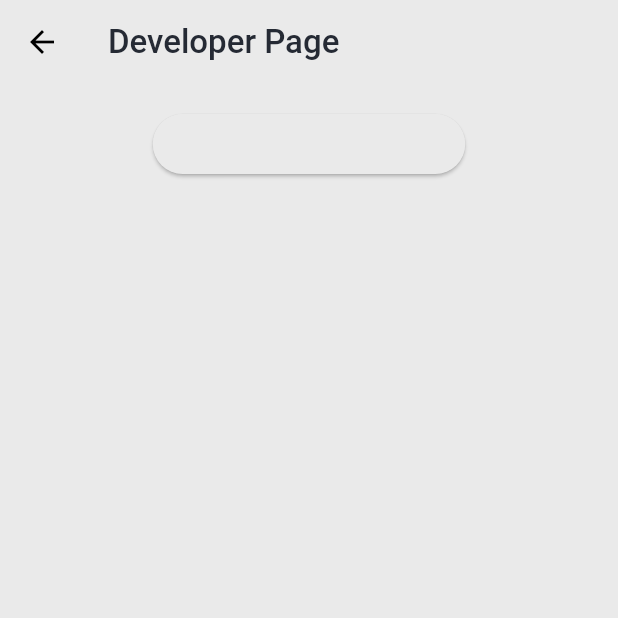
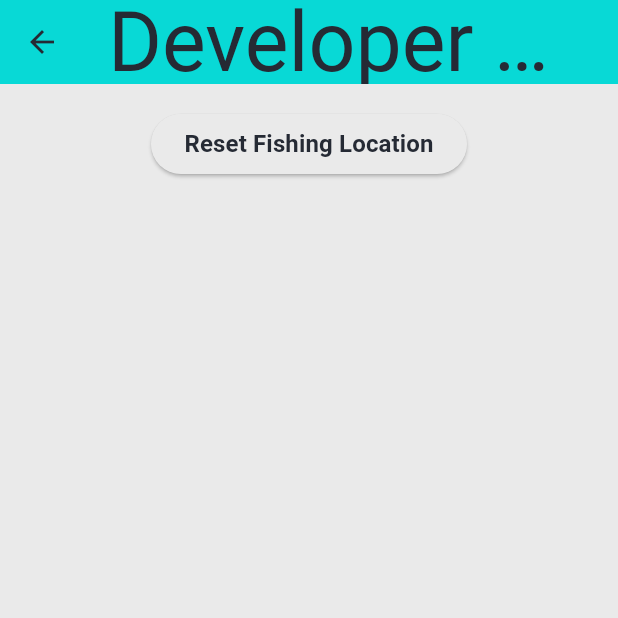
Before and after one commit to IU-Capstone-Project-2025/FishMasters, a Flutter app: the DeveloperPage screen opened by its route, on a phone screen of 412 x 824 dp, the top half of it. Run offline on Flutter 3.47's test engine with Material 3 defaults, Android fonts, the light colour scheme and no system bars; our stand-ins replace flutter_map, font_awesome_flutter, google_fonts, hive, hive_flutter, image_picker and 2 more; accounts and stored records are empty; Roboto replaces fonts that are missing (Bellota).

Commit message:
feat: add design to developer page

```diff
--- a/mobile_app/lib/pages/developer_page.dart
+++ b/mobile_app/lib/pages/developer_page.dart
@@ -6,11 +6,18 @@ class DeveloperPage extends StatelessWidget {
 
   @override
   Widget build(BuildContext context) {
+    var colorScheme = Theme.of(context).colorScheme;
+    var textTheme = Theme.of(context).textTheme;
     return Scaffold(
       appBar: AppBar(
-        title: const Text('Developer Page'),
-        backgroundColor: Theme.of(context).colorScheme.tertiary,
-        foregroundColor: Theme.of(context).colorScheme.onTertiary,
+        backgroundColor: colorScheme.secondary,
+        automaticallyImplyLeading: true,
+        title: Text(
+          'Developer Page',
+          style: textTheme.displayMedium,
+        ),
+        centerTitle: true,
+        elevation: 0,
       ),
       body: Center(
         child: Padding(
@@ -32,7 +39,7 @@ class DeveloperPage extends StatelessWidget {
                     ),
                   );
                 },
-                child: const Text('Reset Fishing Location'),
+                child: Text('Reset Fishing Location', style: textTheme.titleSmall,),
               ),
             ],
           ),
```
